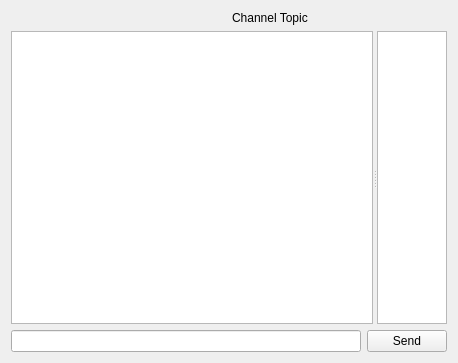
This is ui/irc-channel-box.ui in berndhs/egalite as Qt 5 draws it before an edit. The edited form follows.
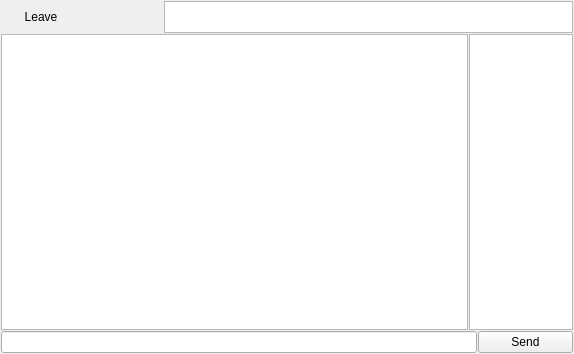
This is the edited form. Icons and pictures are not drawn.

```diff
--- a/ui/irc-channel-box.ui
+++ b/ui/irc-channel-box.ui
@@ -6,8 +6,8 @@
    <rect>
     <x>0</x>
     <y>0</y>
-    <width>458</width>
-    <height>363</height>
+    <width>574</width>
+    <height>354</height>
    </rect>
   </property>
   <property name="windowTitle">
@@ -15,62 +15,99 @@
   </property>
   <layout class="QGridLayout" name="gridLayout">
    <item row="0" column="0">
-    <layout class="QHBoxLayout" name="headlineLayout">
+    <widget class="QPushButton" name="partButton">
+     <property name="toolTip">
+      <string>Leave Channel</string>
+     </property>
+     <property name="text">
+      <string>Leave</string>
+     </property>
+     <property name="flat">
+      <bool>true</bool>
+     </property>
+    </widget>
+   </item>
+   <item row="0" column="1">
+    <widget class="QPushButton" name="floatButton">
+     <property name="toolTip">
+      <string>Float Window</string>
+     </property>
+     <property name="text">
+      <string/>
+     </property>
+     <property name="icon">
+      <iconset resource="../dchat.qrc">
+       <normaloff>:/ircicons/float.png</normaloff>:/ircicons/float.png</iconset>
+     </property>
+     <property name="flat">
+      <bool>true</bool>
+     </property>
+    </widget>
+   </item>
+   <item row="0" column="2">
+    <widget class="QPushButton" name="dockButton">
+     <property name="toolTip">
+      <string>Dock Window</string>
+     </property>
+     <property name="text">
+      <string/>
+     </property>
+     <property name="icon">
+      <iconset resource="../dchat.qrc">
+       <normaloff>:/ircicons/dock.png</normaloff>:/ircicons/dock.png</iconset>
+     </property>
+     <property name="flat">
+      <bool>true</bool>
+     </property>
+    </widget>
+   </item>
+   <item row="0" column="3">
+    <widget class="QTextBrowser" name="chanTopic">
+     <property name="sizePolicy">
+      <sizepolicy hsizetype="Expanding" vsizetype="Maximum">
+       <horstretch>0</horstretch>
+       <verstretch>0</verstretch>
+      </sizepolicy>
+     </property>
+     <property name="maximumSize">
+      <size>
+       <width>16777215</width>
+       <height>32</height>
+      </size>
+     </property>
+    </widget>
+   </item>
+   <item row="1" column="0" colspan="4">
+    <layout class="QHBoxLayout" name="horizontalLayout">
      <item>
-      <widget class="QWidget" name="menuBox" native="true">
+      <widget class="QTextBrowser" name="chanHistory">
        <property name="sizePolicy">
-        <sizepolicy hsizetype="Expanding" vsizetype="Fixed">
-         <horstretch>10</horstretch>
+        <sizepolicy hsizetype="Expanding" vsizetype="Expanding">
+         <horstretch>90</horstretch>
          <verstretch>0</verstretch>
         </sizepolicy>
        </property>
       </widget>
      </item>
      <item>
-      <widget class="QLabel" name="chanTopic">
+      <widget class="QListWidget" name="chanUsers">
        <property name="sizePolicy">
-        <sizepolicy hsizetype="Expanding" vsizetype="Fixed">
-         <horstretch>10</horstretch>
+        <sizepolicy hsizetype="Expanding" vsizetype="Expanding">
+         <horstretch>20</horstretch>
          <verstretch>0</verstretch>
         </sizepolicy>
        </property>
-       <property name="minimumSize">
-        <size>
-         <width>0</width>
-         <height>0</height>
-        </size>
+       <property name="editTriggers">
+        <set>QAbstractItemView::NoEditTriggers</set>
        </property>
-       <property name="text">
-        <string>Channel Topic</string>
+       <property name="alternatingRowColors">
+        <bool>true</bool>
        </property>
       </widget>
      </item>
     </layout>
    </item>
-   <item row="1" column="0">
-    <widget class="QSplitter" name="displaySplitter">
-     <property name="orientation">
-      <enum>Qt::Horizontal</enum>
-     </property>
-     <widget class="QTextBrowser" name="chanHistory">
-      <property name="sizePolicy">
-       <sizepolicy hsizetype="Expanding" vsizetype="Expanding">
-        <horstretch>90</horstretch>
-        <verstretch>0</verstretch>
-       </sizepolicy>
-      </property>
-     </widget>
-     <widget class="QListView" name="chanUsers">
-      <property name="sizePolicy">
-       <sizepolicy hsizetype="Expanding" vsizetype="Expanding">
-        <horstretch>10</horstretch>
-        <verstretch>0</verstretch>
-       </sizepolicy>
-      </property>
-     </widget>
-    </widget>
-   </item>
-   <item row="2" column="0">
+   <item row="2" column="0" colspan="4">
     <layout class="QHBoxLayout" name="sendlineLayout" stretch="5,1">
      <item>
       <widget class="QLineEdit" name="textEnter"/>
@@ -86,6 +123,9 @@
    </item>
   </layout>
  </widget>
- <resources/>
+ <layoutdefault spacing="1" margin="1"/>
+ <resources>
+  <include location="../dchat.qrc"/>
+ </resources>
  <connections/>
 </ui>
```
